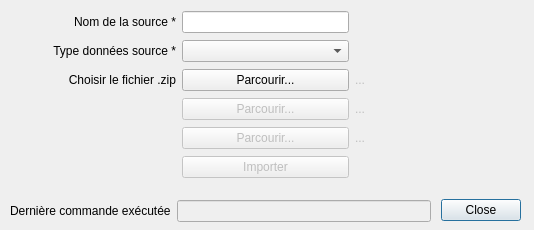
Old version of the form forms/Ui_import_pt_dialog.ui in the repository datagistips/territoires-ville.TempusAccess.
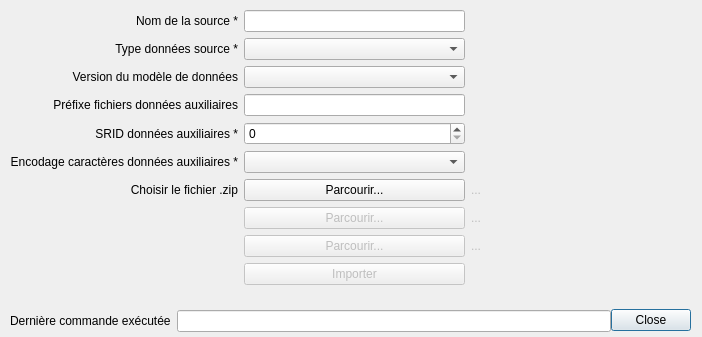
New version of the form.

Diff of the .ui file:
```diff
--- a/forms/Ui_import_pt_dialog.ui
+++ b/forms/Ui_import_pt_dialog.ui
@@ -6,8 +6,8 @@
    <rect>
     <x>0</x>
     <y>0</y>
-    <width>534</width>
-    <height>230</height>
+    <width>702</width>
+    <height>337</height>
    </rect>
   </property>
   <property name="windowTitle">
@@ -16,8 +16,8 @@
   <widget class="QDialogButtonBox" name="buttonBox">
    <property name="geometry">
     <rect>
-     <x>440</x>
-     <y>190</y>
+     <x>610</x>
+     <y>300</y>
      <width>81</width>
      <height>41</height>
     </rect>
@@ -34,26 +34,49 @@
     <rect>
      <x>10</x>
      <y>10</y>
-     <width>511</width>
-     <height>171</height>
+     <width>681</width>
+     <height>281</height>
     </rect>
    </property>
    <layout class="QGridLayout" name="gridLayout">
-    <item row="1" column="1">
-     <widget class="QComboBox" name="comboBoxFormat"/>
-    </item>
-    <item row="3" column="1">
-     <widget class="QPushButton" name="pushButtonChoose2">
-      <property name="enabled">
-       <bool>false</bool>
-      </property>
-      <property name="text">
-       <string>Parcourir...</string>
-      </property>
-     </widget>
-    </item>
     <item row="2" column="0">
-     <widget class="QLabel" name="labelChoose1">
+     <widget class="QLabel" name="label_3">
+      <property name="text">
+       <string>Version du modèle de données</string>
+      </property>
+      <property name="alignment">
+       <set>Qt::AlignRight|Qt::AlignTrailing|Qt::AlignVCenter</set>
+      </property>
+     </widget>
+    </item>
+    <item row="2" column="1">
+     <widget class="QComboBox" name="comboBoxFormatVersion"/>
+    </item>
+    <item row="8" column="0">
+     <widget class="QLabel" name="labelChoose3">
+      <property name="enabled">
+       <bool>false</bool>
+      </property>
+      <property name="text">
+       <string/>
+      </property>
+      <property name="alignment">
+       <set>Qt::AlignRight|Qt::AlignTrailing|Qt::AlignVCenter</set>
+      </property>
+     </widget>
+    </item>
+    <item row="7" column="1">
+     <widget class="QPushButton" name="pushButtonChoose2">
+      <property name="enabled">
+       <bool>false</bool>
+      </property>
+      <property name="text">
+       <string>Parcourir...</string>
+      </property>
+     </widget>
+    </item>
+    <item row="0" column="0">
+     <widget class="QLabel" name="labelSchemaStockage">
       <property name="sizePolicy">
        <sizepolicy hsizetype="Preferred" vsizetype="Preferred">
         <horstretch>0</horstretch>
@@ -64,30 +87,76 @@
        <string/>
       </property>
       <property name="text">
-       <string>Choisir le fichier .zip</string>
+       <string>Nom de la source *</string>
       </property>
       <property name="alignment">
        <set>Qt::AlignRight|Qt::AlignTrailing|Qt::AlignVCenter</set>
       </property>
      </widget>
     </item>
-    <item row="2" column="2">
-     <widget class="QLabel" name="labelFile1">
+    <item row="4" column="1">
+     <widget class="QSpinBox" name="spinBoxSRID">
       <property name="enabled">
-       <bool>false</bool>
+       <bool>true</bool>
       </property>
-      <property name="text">
-       <string>...</string>
+      <property name="maximum">
+       <number>10000</number>
       </property>
      </widget>
     </item>
     <item row="5" column="1">
-     <widget class="QPushButton" name="pushButtonImport">
+     <widget class="QComboBox" name="comboBoxEncoding"/>
+    </item>
+    <item row="7" column="2">
+     <widget class="QLabel" name="labelFile2">
       <property name="enabled">
        <bool>false</bool>
       </property>
       <property name="text">
-       <string>Importer</string>
+       <string>...</string>
+      </property>
+     </widget>
+    </item>
+    <item row="4" column="0">
+     <widget class="QLabel" name="labelSRID">
+      <property name="enabled">
+       <bool>true</bool>
+      </property>
+      <property name="text">
+       <string>SRID données auxiliaires *</string>
+      </property>
+      <property name="alignment">
+       <set>Qt::AlignRight|Qt::AlignTrailing|Qt::AlignVCenter</set>
+      </property>
+     </widget>
+    </item>
+    <item row="5" column="0">
+     <widget class="QLabel" name="labelEncoding">
+      <property name="text">
+       <string>Encodage caractères données auxiliaires *</string>
+      </property>
+      <property name="alignment">
+       <set>Qt::AlignRight|Qt::AlignTrailing|Qt::AlignVCenter</set>
+      </property>
+     </widget>
+    </item>
+    <item row="8" column="1">
+     <widget class="QPushButton" name="pushButtonChoose3">
+      <property name="enabled">
+       <bool>false</bool>
+      </property>
+      <property name="text">
+       <string>Parcourir...</string>
+      </property>
+     </widget>
+    </item>
+    <item row="8" column="2">
+     <widget class="QLabel" name="labelFile3">
+      <property name="enabled">
+       <bool>false</bool>
+      </property>
+      <property name="text">
+       <string>...</string>
       </property>
      </widget>
     </item>
@@ -101,36 +170,10 @@
       </property>
      </widget>
     </item>
-    <item row="3" column="2">
-     <widget class="QLabel" name="labelFile2">
-      <property name="enabled">
-       <bool>false</bool>
-      </property>
-      <property name="text">
-       <string>...</string>
-      </property>
-     </widget>
+    <item row="1" column="1">
+     <widget class="QComboBox" name="comboBoxFormat"/>
     </item>
-    <item row="0" column="0">
-     <widget class="QLabel" name="labelSchemaStockage">
-      <property name="sizePolicy">
-       <sizepolicy hsizetype="Preferred" vsizetype="Preferred">
-        <horstretch>0</horstretch>
-        <verstretch>0</verstretch>
-       </sizepolicy>
-      </property>
-      <property name="whatsThis">
-       <string/>
-      </property>
-      <property name="text">
-       <string>Nom de la source *</string>
-      </property>
-      <property name="alignment">
-       <set>Qt::AlignRight|Qt::AlignTrailing|Qt::AlignVCenter</set>
-      </property>
-     </widget>
-    </item>
-    <item row="2" column="1">
+    <item row="6" column="1">
      <widget class="QPushButton" name="pushButtonChoose1">
       <property name="enabled">
        <bool>true</bool>
@@ -149,6 +192,58 @@
       </property>
      </widget>
     </item>
+    <item row="6" column="2">
+     <widget class="QLabel" name="labelFile1">
+      <property name="enabled">
+       <bool>false</bool>
+      </property>
+      <property name="text">
+       <string>...</string>
+      </property>
+     </widget>
+    </item>
+    <item row="6" column="0">
+     <widget class="QLabel" name="labelChoose1">
+      <property name="sizePolicy">
+       <sizepolicy hsizetype="Preferred" vsizetype="Preferred">
+        <horstretch>0</horstretch>
+        <verstretch>0</verstretch>
+       </sizepolicy>
+      </property>
+      <property name="whatsThis">
+       <string/>
+      </property>
+      <property name="text">
+       <string>Choisir le fichier .zip</string>
+      </property>
+      <property name="alignment">
+       <set>Qt::AlignRight|Qt::AlignTrailing|Qt::AlignVCenter</set>
+      </property>
+     </widget>
+    </item>
+    <item row="7" column="0">
+     <widget class="QLabel" name="labelChoose2">
+      <property name="enabled">
+       <bool>false</bool>
+      </property>
+      <property name="text">
+       <string/>
+      </property>
+      <property name="alignment">
+       <set>Qt::AlignRight|Qt::AlignTrailing|Qt::AlignVCenter</set>
+      </property>
+     </widget>
+    </item>
+    <item row="9" column="1">
+     <widget class="QPushButton" name="pushButtonImport">
+      <property name="enabled">
+       <bool>false</bool>
+      </property>
+      <property name="text">
+       <string>Importer</string>
+      </property>
+     </widget>
+    </item>
     <item row="0" column="1">
      <widget class="QLineEdit" name="lineEditSourceName">
       <property name="sizePolicy">
@@ -169,59 +264,33 @@
      </widget>
     </item>
     <item row="3" column="0">
-     <widget class="QLabel" name="labelChoose2">
-      <property name="enabled">
-       <bool>false</bool>
-      </property>
+     <widget class="QLabel" name="label_4">
       <property name="text">
-       <string/>
+       <string>Préfixe fichiers données auxiliaires</string>
       </property>
       <property name="alignment">
        <set>Qt::AlignRight|Qt::AlignTrailing|Qt::AlignVCenter</set>
       </property>
      </widget>
     </item>
-    <item row="4" column="0">
-     <widget class="QLabel" name="labelChoose3">
-      <property name="enabled">
-       <bool>false</bool>
-      </property>
-      <property name="text">
-       <string/>
-      </property>
-      <property name="alignment">
-       <set>Qt::AlignRight|Qt::AlignTrailing|Qt::AlignVCenter</set>
-      </property>
-     </widget>
-    </item>
-    <item row="4" column="1">
-     <widget class="QPushButton" name="pushButtonChoose3">
-      <property name="enabled">
-       <bool>false</bool>
-      </property>
-      <property name="text">
-       <string>Parcourir...</string>
-      </property>
-     </widget>
-    </item>
-    <item row="4" column="2">
-     <widget class="QLabel" name="labelFile3">
-      <property name="enabled">
-       <bool>false</bool>
-      </property>
-      <property name="text">
-       <string>...</string>
+    <item row="3" column="1">
+     <widget class="QLineEdit" name="lineEditPrefix">
+      <property name="sizePolicy">
+       <sizepolicy hsizetype="Minimum" vsizetype="Fixed">
+        <horstretch>0</horstretch>
+        <verstretch>0</verstretch>
+       </sizepolicy>
       </property>
      </widget>
     </item>
    </layout>
   </widget>
-  <widget class="QWidget" name="">
+  <widget class="QWidget" name="layoutWidget">
    <property name="geometry">
     <rect>
      <x>10</x>
-     <y>200</y>
-     <width>421</width>
+     <y>310</y>
+     <width>601</width>
      <height>22</height>
     </rect>
    </property>
@@ -234,11 +303,7 @@
      </widget>
     </item>
     <item>
-     <widget class="QLineEdit" name="lineEditCommand">
-      <property name="enabled">
-       <bool>false</bool>
-      </property>
-     </widget>
+     <widget class="QLineEdit" name="lineEditCommand"/>
     </item>
    </layout>
   </widget>
```
